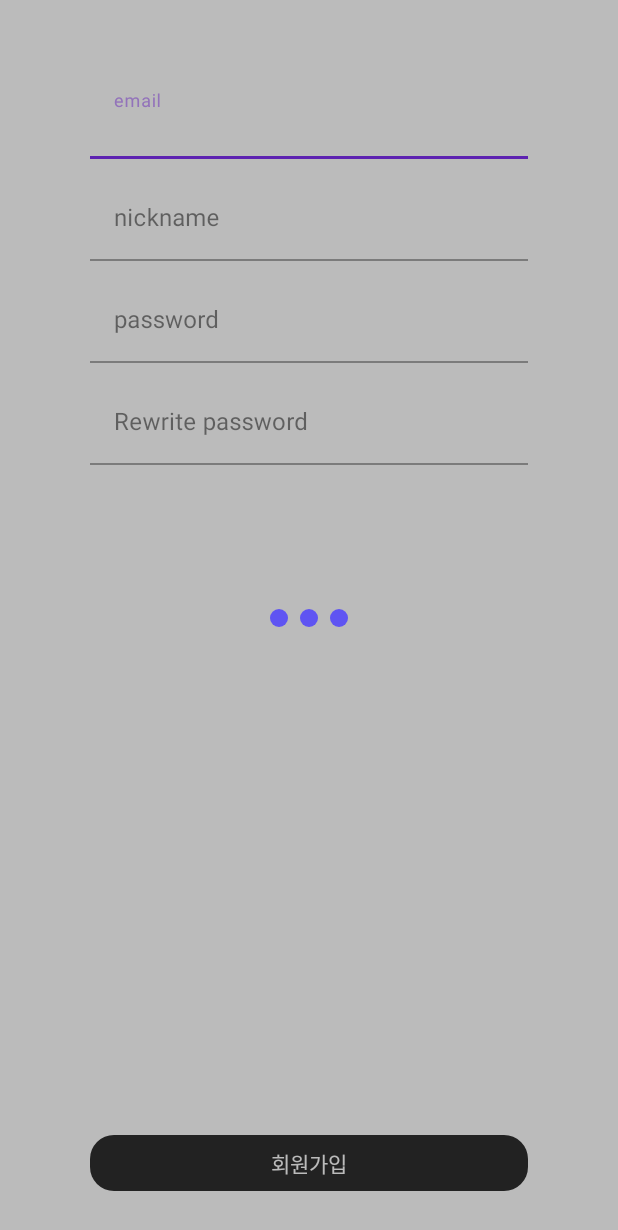
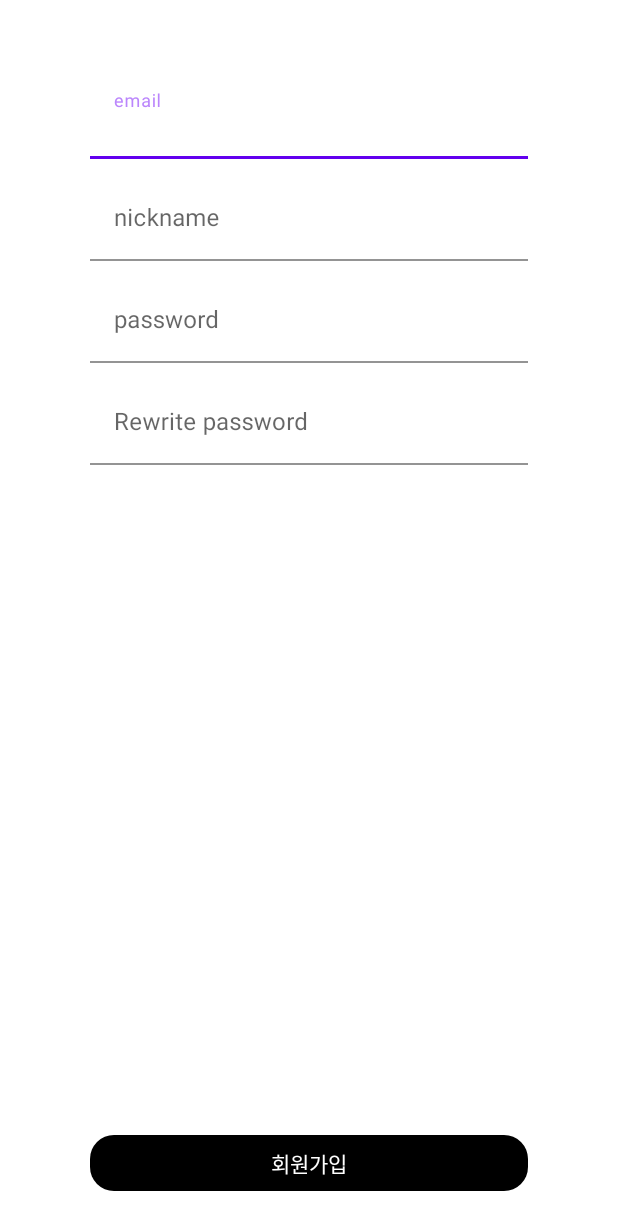
Before and after one commit to mkSpace/Todo-Android, an Android app: the layout fragment_sign_up.xml on its own in the app's theme, with its tools: preview values and no code run, on a phone screen of 412 x 824 dp. Shown: the top 1230 px of the screen. Run offline under Robolectric (Android 15) with nearby library versions, the phone set to English and light mode, and no system bars.

```diff
--- a/app/src/main/java/com/funin/todo/ui/sign/SignFragment.kt
+++ b/app/src/main/java/com/funin/todo/ui/sign/SignFragment.kt
@@ -12,7 +12,7 @@ import android.view.LayoutInflater
 import android.view.View
 import android.view.ViewGroup
 import android.widget.TextView
-import androidx.fragment.app.viewModels
+import androidx.fragment.app.activityViewModels
 import androidx.navigation.fragment.findNavController
 import com.funin.base.autoCleared
 import com.funin.todo.R
@@ -24,7 +24,7 @@ import dagger.hilt.android.AndroidEntryPoint
 class SignFragment : BaseViewModelFragment() {
 
     private var binding by autoCleared<FragmentSignBinding>()
-    private val viewModel by viewModels<SignViewModel>()
+    private val viewModel by activityViewModels<SignViewModel>()
 
     override fun onCreateView(
         inflater: LayoutInflater,
--- a/app/src/main/res/layout/fragment_sign_up.xml
+++ b/app/src/main/res/layout/fragment_sign_up.xml
@@ -105,24 +105,9 @@
         android:paddingVertical="8dp"
         android:text="@string/sign_up"
         android:textColor="@color/white"
-        tools:enabled="false"
         app:layout_constraintBottom_toBottomOf="parent"
         app:layout_constraintEnd_toEndOf="parent"
-        app:layout_constraintStart_toStartOf="parent" />
-
-    <com.funin.todo.customview.loadingview.LoadingView
-        android:id="@+id/loadingView"
-        android:layout_width="0dp"
-        android:layout_height="0dp"
-        android:layout_gravity="center"
-        android:background="@color/loading_view_mask"
-        android:clickable="true"
-        android:focusable="true"
-        android:visibility="gone"
-        tools:visibility="visible"
         app:layout_constraintStart_toStartOf="parent"
-        app:layout_constraintEnd_toEndOf="parent"
-        app:layout_constraintTop_toTopOf="parent"
-        app:layout_constraintBottom_toBottomOf="parent" />
+        tools:enabled="false" />
 
 </androidx.constraintlayout.widget.ConstraintLayout>
```
Also changed, not shown: app/src/main/java/com/funin/todo/ui/sign/SignActivity.kt (+29 -1 lines), app/src/main/java/com/funin/todo/ui/sign/SignUpFragment.kt (+2 -9 lines), app/src/main/res/layout/activity_sign.xml (+14 -0 lines).
